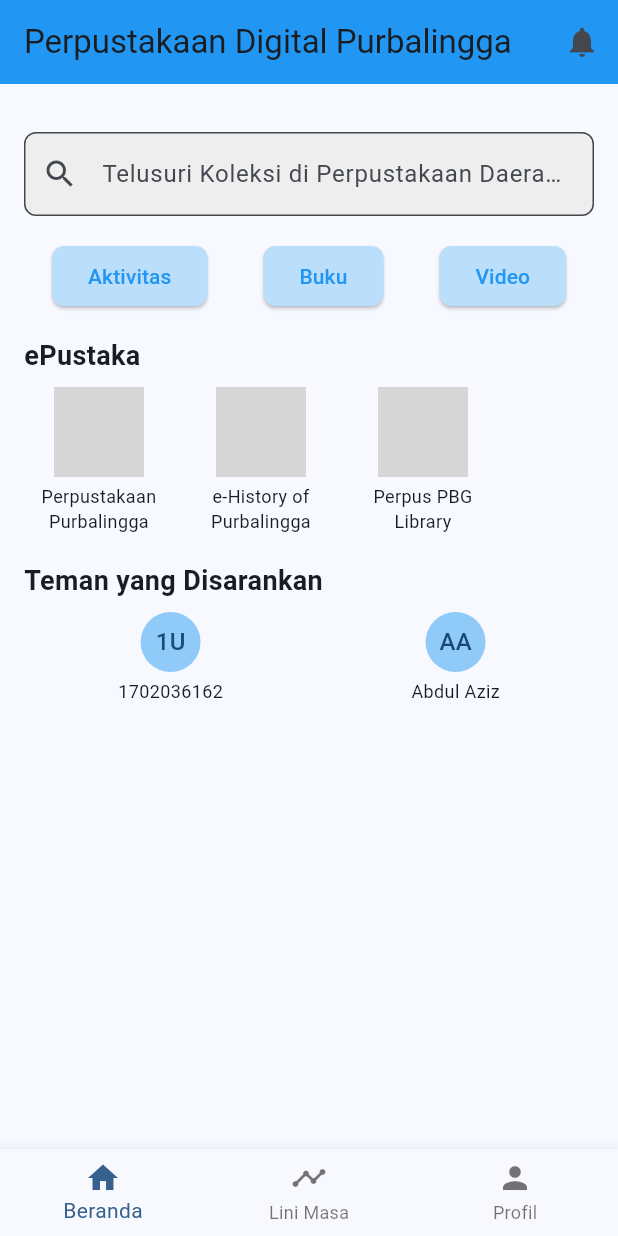
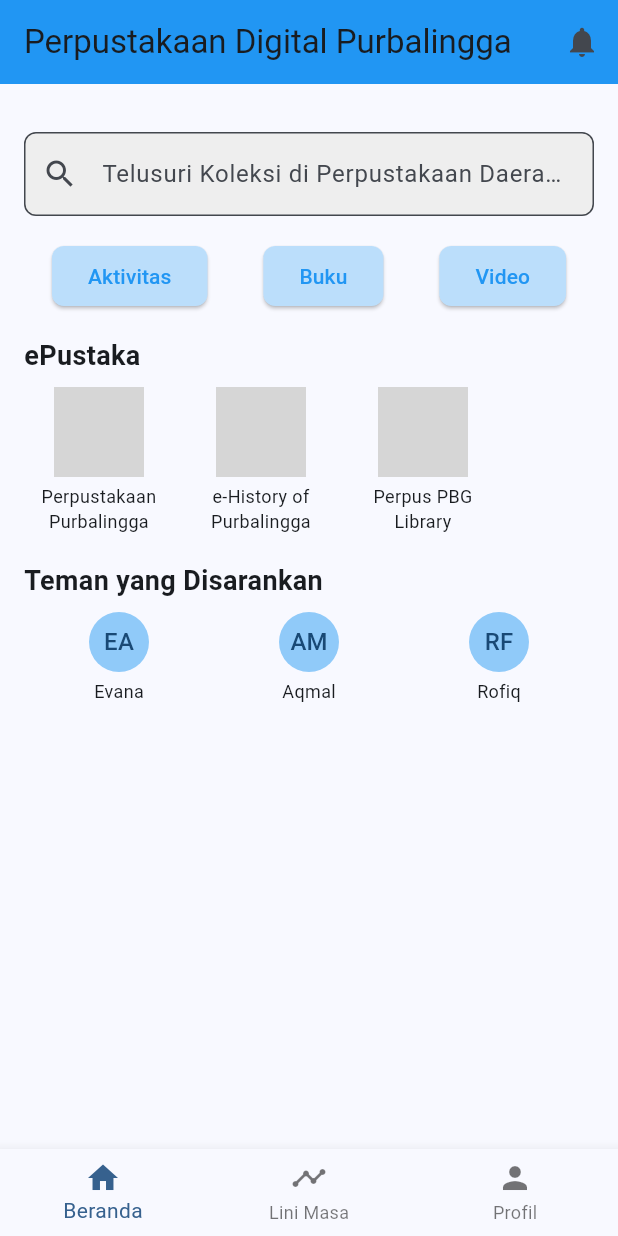
Before and after one commit to evankepin/pemro-mobile, a Flutter app: the HomeScreen screen opened directly, on a phone screen of 412 x 824 dp. Run offline on Flutter 3.47's test engine with Material 3 defaults, Android fonts, the phone set to English and light mode, and no system bars; our stand-ins replace device_preview; network calls fail; grey boxes are pictures that could not be loaded.

Commit message:
uts pemrograman android perbaikan bug

```diff
--- a/lib/home.dart
+++ b/lib/home.dart
@@ -86,10 +86,13 @@ class HomeScreen extends StatelessWidget {
               SectionTitle(title: 'Teman yang Disarankan'),
               SizedBox(height: 8),
               Row(
+
                 mainAxisAlignment: MainAxisAlignment.spaceAround,
                 children: [
-                  FriendCard(name: '1702036162', initials: '1U'),
-                  FriendCard(name: 'Abdul Aziz', initials: 'AA'),
+                  FriendCard(name: 'Evana', initials: 'EA'),
+                  FriendCard(name: 'Aqmal', initials: 'AM'),
+                  FriendCard(name: 'Rofiq', initials: 'RF'),
+
                 ],
               ),
             ],
```
